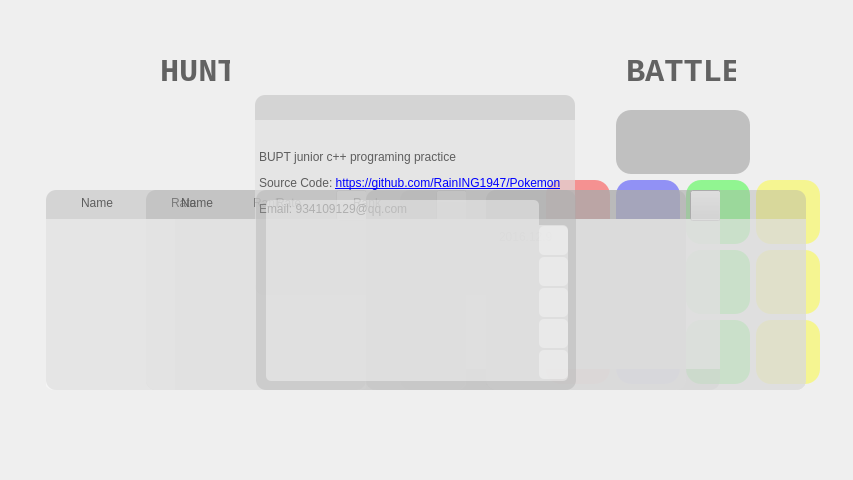
Before: the Qt Designer form PokemonClient/mainpage.ui in XiaoyuWang-BUPT/Pokemon, drawn with Qt 5.
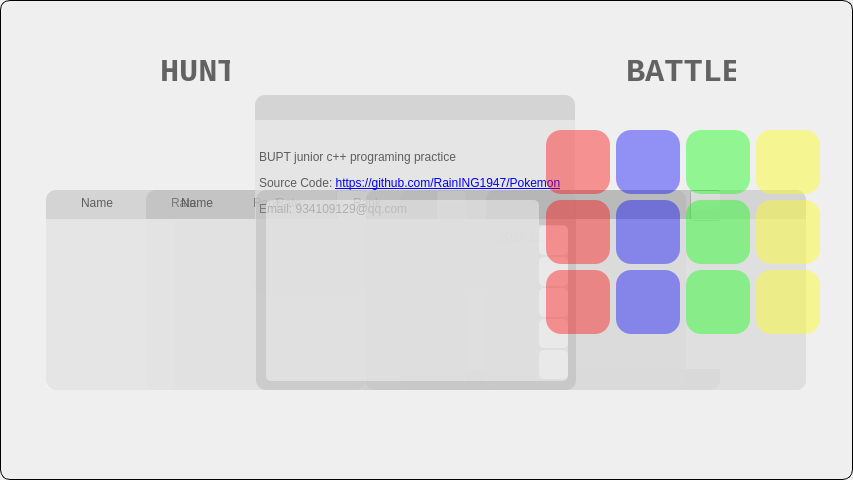
After: the same form once the commit is applied. Icons and pictures are not drawn.

Diff of the .ui file:
```diff
--- a/PokemonClient/mainpage.ui
+++ b/PokemonClient/mainpage.ui
@@ -26,7 +26,11 @@
    <string>Form</string>
   </property>
   <property name="styleSheet">
-   <string notr="true">QToolTip {
+   <string notr="true">#MainPage{
+	border: 1px solid black;
+	border-radius : 10px;
+}
+QToolTip {
 	opacity: 100;
 	font: 75 16pt &quot;Consolas&quot;;			
 	background-color: rgb(0, 0, 0);
@@ -223,84 +227,44 @@
      <bool>true</bool>
     </property>
    </widget>
-   <widget class="QWidget" name="waterGold" native="true">
+   <widget class="QLabel" name="label">
     <property name="geometry">
      <rect>
-      <x>190</x>
-      <y>180</y>
-      <width>64</width>
+      <x>200</x>
+      <y>40</y>
+      <width>110</width>
       <height>64</height>
      </rect>
     </property>
-    <property name="cursor">
-     <cursorShape>PointingHandCursor</cursorShape>
+    <property name="font">
+     <font>
+      <family>Consolas</family>
+      <pointsize>24</pointsize>
+      <weight>75</weight>
+      <bold>true</bold>
+     </font>
     </property>
     <property name="styleSheet">
-     <string notr="true">#waterGold{background-color: rgba(0,0,255,100);
-image: url(:/resource/waterGold.png);
-border-radius: 15px;}</string>
+     <string notr="true">color: rgba(0, 0, 0, 150);</string>
     </property>
-   </widget>
-   <widget class="QWidget" name="waterSilver" native="true">
-    <property name="geometry">
-     <rect>
-      <x>190</x>
-      <y>250</y>
-      <width>64</width>
-      <height>64</height>
-     </rect>
+    <property name="text">
+     <string>BATTLE</string>
     </property>
-    <property name="cursor">
-     <cursorShape>PointingHandCursor</cursorShape>
-    </property>
-    <property name="styleSheet">
-     <string notr="true">#waterSilver{background-color: rgba(0,0,255,100);
-image: url(:/resource/waterSilver.png);
-border-radius: 15px;}</string>
-    </property>
    </widget>
-   <widget class="QWidget" name="waterBronze" native="true">
+   <widget class="QWidget" name="battleChoice" native="true">
     <property name="geometry">
      <rect>
-      <x>190</x>
-      <y>320</y>
-      <width>64</width>
-      <height>64</height>
-     </rect>
-    </property>
-    <property name="cursor">
-     <cursorShape>PointingHandCursor</cursorShape>
-    </property>
-    <property name="styleSheet">
-     <string notr="true">#waterBronze{background-color: rgba(0,0,255,100);
-image: url(:/resource/waterBronze.png);
-border-radius: 15px;}</string>
-    </property>
-   </widget>
-   <widget class="QWidget" name="fireSilver" native="true">
-    <property name="geometry">
-     <rect>
       <x>120</x>
-      <y>250</y>
-      <width>64</width>
-      <height>64</height>
+      <y>130</y>
+      <width>274</width>
+      <height>204</height>
      </rect>
     </property>
-    <property name="cursor">
-     <cursorShape>PointingHandCursor</cursorShape>
-    </property>
-    <property name="styleSheet">
-     <string notr="true">#fireSilver{background-color: rgba(255,0,0,100);
-image: url(:/resource/fireSilver.png);
-border-radius: 15px;}
-</string>
-    </property>
-   </widget>
-   <widget class="QWidget" name="fireBronze" native="true">
+    <widget class="QWidget" name="elecGold" native="true">
     <property name="geometry">
      <rect>
-      <x>120</x>
-      <y>320</y>
+       <x>210</x>
+       <y>0</y>
       <width>64</width>
       <height>64</height>
      </rect>
@@ -309,34 +273,16 @@
      <cursorShape>PointingHandCursor</cursorShape>
     </property>
     <property name="styleSheet">
-     <string notr="true">#fireBronze{background-color: rgba(255,0,0,100);
-image: url(:/resource/fireBronze.png);
-border-radius: 15px;}</string>
-    </property>
-   </widget>
-   <widget class="QWidget" name="fireGold" native="true">
-    <property name="geometry">
-     <rect>
-      <x>120</x>
-      <y>180</y>
-      <width>64</width>
-      <height>64</height>
-     </rect>
-    </property>
-    <property name="cursor">
-     <cursorShape>PointingHandCursor</cursorShape>
-    </property>
-    <property name="styleSheet">
-     <string notr="true">#fireGold{background-color: rgba(255,0,0,100);
-image: url(:/resource/fireGold.png);
+      <string notr="true">#elecGold{background-color: rgba(255,255,0,100);
+image: url(:/resource/flashGold.png);
 border-radius: 15px;}</string>
     </property>
    </widget>
    <widget class="QWidget" name="elecSilver" native="true">
     <property name="geometry">
      <rect>
-      <x>330</x>
-      <y>250</y>
+       <x>210</x>
+       <y>70</y>
       <width>64</width>
       <height>64</height>
      </rect>
@@ -350,11 +296,47 @@
 border-radius: 15px;}</string>
     </property>
    </widget>
+    <widget class="QWidget" name="waterBronze" native="true">
+     <property name="geometry">
+      <rect>
+       <x>70</x>
+       <y>140</y>
+       <width>64</width>
+       <height>64</height>
+      </rect>
+     </property>
+     <property name="cursor">
+      <cursorShape>PointingHandCursor</cursorShape>
+     </property>
+     <property name="styleSheet">
+      <string notr="true">#waterBronze{background-color: rgba(0,0,255,100);
+image: url(:/resource/waterBronze.png);
+border-radius: 15px;}</string>
+     </property>
+    </widget>
+    <widget class="QWidget" name="bushGold" native="true">
+     <property name="geometry">
+      <rect>
+       <x>140</x>
+       <y>0</y>
+       <width>64</width>
+       <height>64</height>
+      </rect>
+     </property>
+     <property name="cursor">
+      <cursorShape>PointingHandCursor</cursorShape>
+     </property>
+     <property name="styleSheet">
+      <string notr="true">#bushGold{background-color: rgba(0,255,0,100);
+image: url(:/resource/bushGold.png);
+border-radius: 15px;}</string>
+     </property>
+    </widget>
    <widget class="QWidget" name="elecBronze" native="true">
     <property name="geometry">
      <rect>
-      <x>330</x>
-      <y>320</y>
+       <x>210</x>
+       <y>140</y>
       <width>64</width>
       <height>64</height>
      </rect>
@@ -368,11 +350,47 @@
 border-radius: 15px;}</string>
     </property>
    </widget>
+    <widget class="QWidget" name="fireBronze" native="true">
+     <property name="geometry">
+      <rect>
+       <x>0</x>
+       <y>140</y>
+       <width>64</width>
+       <height>64</height>
+      </rect>
+     </property>
+     <property name="cursor">
+      <cursorShape>PointingHandCursor</cursorShape>
+     </property>
+     <property name="styleSheet">
+      <string notr="true">#fireBronze{background-color: rgba(255,0,0,100);
+image: url(:/resource/fireBronze.png);
+border-radius: 15px;}</string>
+     </property>
+    </widget>
+    <widget class="QWidget" name="waterSilver" native="true">
+     <property name="geometry">
+      <rect>
+       <x>70</x>
+       <y>70</y>
+       <width>64</width>
+       <height>64</height>
+      </rect>
+     </property>
+     <property name="cursor">
+      <cursorShape>PointingHandCursor</cursorShape>
+     </property>
+     <property name="styleSheet">
+      <string notr="true">#waterSilver{background-color: rgba(0,0,255,100);
+image: url(:/resource/waterSilver.png);
+border-radius: 15px;}</string>
+     </property>
+    </widget>
    <widget class="QWidget" name="bushSilver" native="true">
     <property name="geometry">
      <rect>
-      <x>260</x>
-      <y>250</y>
+       <x>140</x>
+       <y>70</y>
       <width>64</width>
       <height>64</height>
      </rect>
@@ -386,11 +404,66 @@
 border-radius: 15px;}</string>
     </property>
    </widget>
+    <widget class="QWidget" name="waterGold" native="true">
+     <property name="geometry">
+      <rect>
+       <x>70</x>
+       <y>0</y>
+       <width>64</width>
+       <height>64</height>
+      </rect>
+     </property>
+     <property name="cursor">
+      <cursorShape>PointingHandCursor</cursorShape>
+     </property>
+     <property name="styleSheet">
+      <string notr="true">#waterGold{background-color: rgba(0,0,255,100);
+image: url(:/resource/waterGold.png);
+border-radius: 15px;}</string>
+     </property>
+    </widget>
+    <widget class="QWidget" name="fireGold" native="true">
+     <property name="geometry">
+      <rect>
+       <x>0</x>
+       <y>0</y>
+       <width>64</width>
+       <height>64</height>
+      </rect>
+     </property>
+     <property name="cursor">
+      <cursorShape>PointingHandCursor</cursorShape>
+     </property>
+     <property name="styleSheet">
+      <string notr="true">#fireGold{background-color: rgba(255,0,0,100);
+image: url(:/resource/fireGold.png);
+border-radius: 15px;}</string>
+     </property>
+    </widget>
+    <widget class="QWidget" name="fireSilver" native="true">
+     <property name="geometry">
+      <rect>
+       <x>0</x>
+       <y>70</y>
+       <width>64</width>
+       <height>64</height>
+      </rect>
+     </property>
+     <property name="cursor">
+      <cursorShape>PointingHandCursor</cursorShape>
+     </property>
+     <property name="styleSheet">
+      <string notr="true">#fireSilver{background-color: rgba(255,0,0,100);
+image: url(:/resource/fireSilver.png);
+border-radius: 15px;}
+</string>
+     </property>
+    </widget>
    <widget class="QWidget" name="bushBronze" native="true">
     <property name="geometry">
      <rect>
-      <x>260</x>
-      <y>320</y>
+       <x>140</x>
+       <y>140</y>
       <width>64</width>
       <height>64</height>
      </rect>
@@ -404,93 +477,27 @@
 border-radius: 15px;}</string>
     </property>
    </widget>
-   <widget class="QWidget" name="elecGold" native="true">
-    <property name="geometry">
-     <rect>
-      <x>330</x>
-      <y>180</y>
-      <width>64</width>
-      <height>64</height>
-     </rect>
-    </property>
-    <property name="cursor">
-     <cursorShape>PointingHandCursor</cursorShape>
-    </property>
-    <property name="styleSheet">
-     <string notr="true">#elecGold{background-color: rgba(255,255,0,100);
-image: url(:/resource/flashGold.png);
-border-radius: 15px;}</string>
-    </property>
    </widget>
-   <widget class="QWidget" name="bushGold" native="true">
-    <property name="geometry">
-     <rect>
-      <x>260</x>
-      <y>180</y>
-      <width>64</width>
-      <height>64</height>
-     </rect>
-    </property>
-    <property name="cursor">
-     <cursorShape>PointingHandCursor</cursorShape>
-    </property>
-    <property name="styleSheet">
-     <string notr="true">#bushGold{background-color: rgba(0,255,0,100);
-image: url(:/resource/bushGold.png);
-border-radius: 15px;}</string>
-    </property>
-   </widget>
-   <widget class="QWidget" name="vsPlayer" native="true">
-    <property name="geometry">
-     <rect>
-      <x>190</x>
-      <y>110</y>
-      <width>134</width>
-      <height>64</height>
-     </rect>
-    </property>
-    <property name="cursor">
-     <cursorShape>PointingHandCursor</cursorShape>
-    </property>
-    <property name="toolTip">
-     <string comment="Combat with other player" extracomment="Combat with other player"/>
-    </property>
-    <property name="toolTipDuration">
-     <number>-1</number>
-    </property>
-    <property name="styleSheet">
-     <string notr="true">#vsPlayer{
-	background-color: rgba(0,0,0,50);
-	border-radius: 15px;
-	image: url(:/resource/vsplayer.png);
-}
-</string>
-    </property>
-   </widget>
-   <widget class="QLabel" name="label">
+   <widget class="QPushButton" name="updownButton">
     <property name="geometry">
      <rect>
       <x>200</x>
-      <y>40</y>
-      <width>110</width>
-      <height>64</height>
+      <y>90</y>
+      <width>106</width>
+      <height>24</height>
      </rect>
     </property>
-    <property name="font">
-     <font>
-      <family>Consolas</family>
-      <pointsize>24</pointsize>
-      <weight>75</weight>
-      <bold>true</bold>
-     </font>
-    </property>
-    <property name="styleSheet">
-     <string notr="true">color: rgba(0, 0, 0, 150);</string>
-    </property>
     <property name="text">
-     <string>BATTLE</string>
+     <string/>
+    </property>
+    <property name="flat">
+     <bool>true</bool>
     </property>
    </widget>
+   <zorder>battleChoice</zorder>
+   <zorder>closeMainWidgetButton</zorder>
+   <zorder>label</zorder>
+   <zorder>updownButton</zorder>
   </widget>
   <widget class="QWidget" name="listWidgetContainer" native="true">
    <property name="geometry">
@@ -1609,11 +1616,7 @@
      </property>
     </widget>
    </widget>
-   <zorder>myStorageCloseButton</zorder>
-   <zorder>storageScrollArea</zorder>
-   <zorder>battlePicContainer</zorder>
   </widget>
-  <zorder>battlePicContainer</zorder>
   <zorder>myInfoButton</zorder>
   <zorder>onlinePlayerBtn</zorder>
   <zorder>rankButton</zorder>
@@ -1628,6 +1631,7 @@
   <zorder>myPokemonContainer</zorder>
   <zorder>myStorageContainer</zorder>
   <zorder>myinfoWidget</zorder>
+  <zorder>battlePicContainer</zorder>
  </widget>
  <resources/>
  <connections/>
```
Lines whose indentation alone changed are shown as unchanged.
